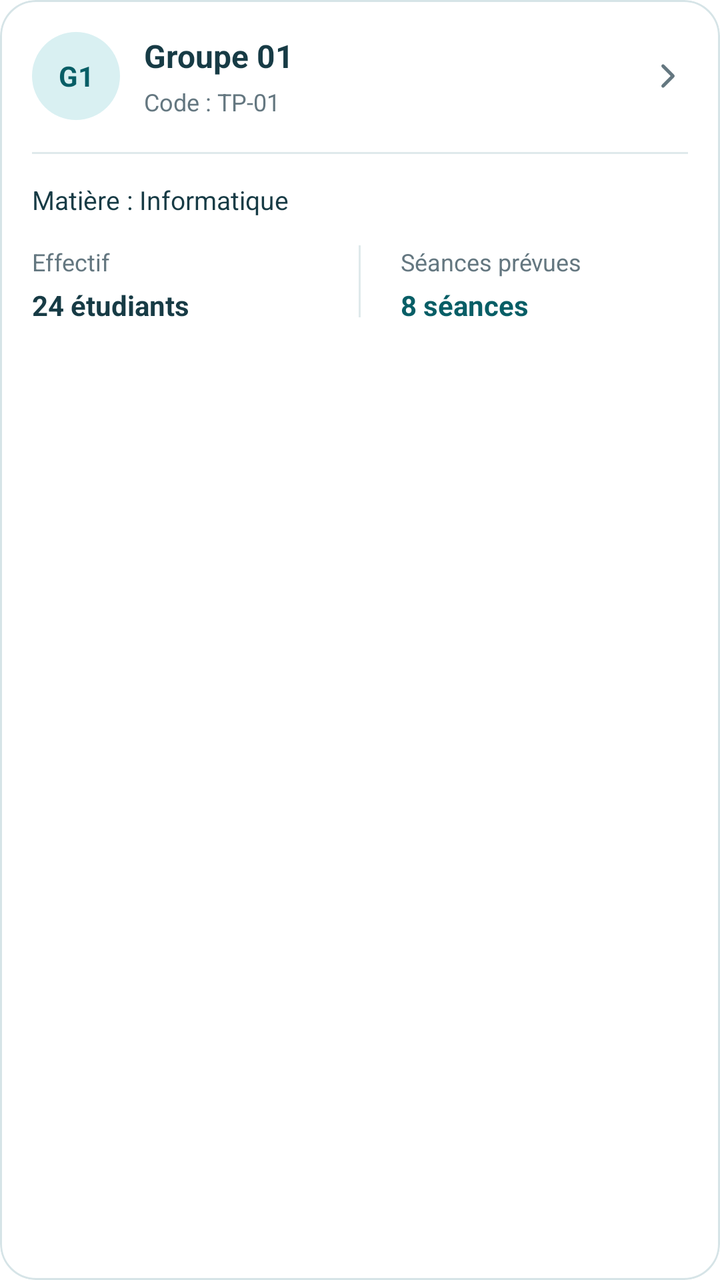
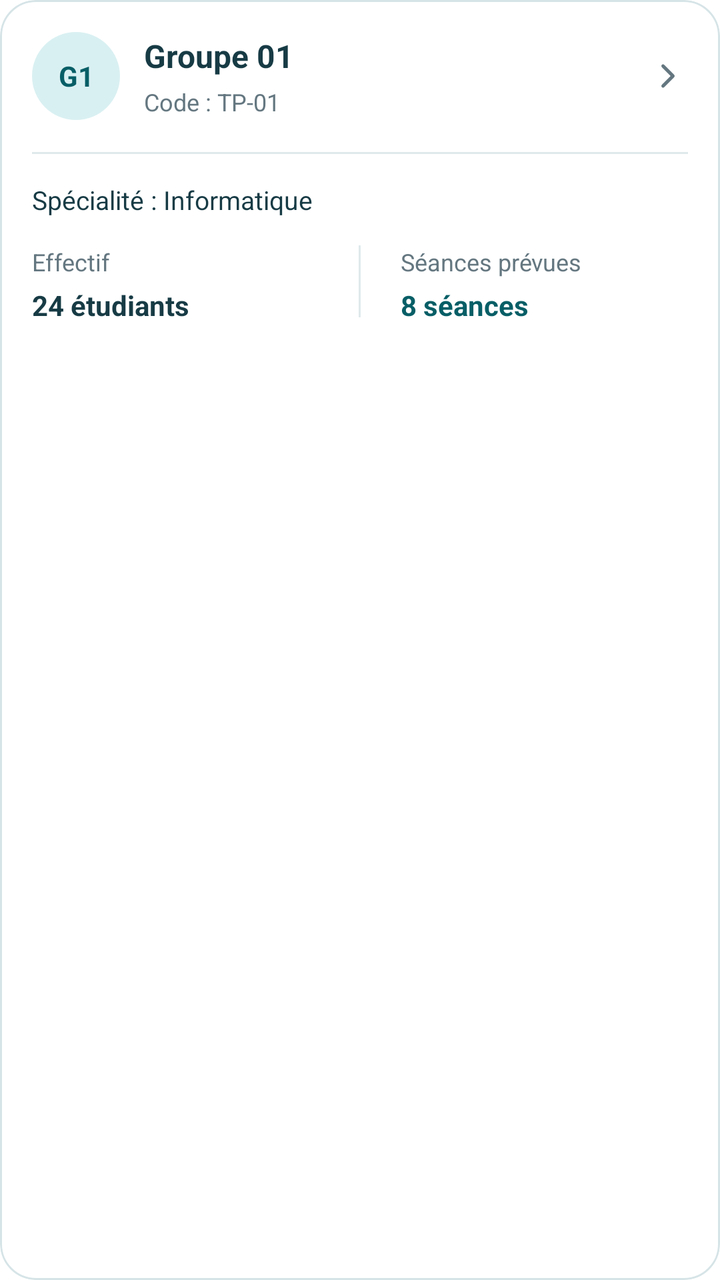

An Android layout rendered at two revisions. The XML below is the earlier revision; the diff shows what the commit changed to produce the second picture.
<!-- AndroidManifest.xml: application theme Theme.Praticum -->
<!-- res/layout/item_group.xml -->
<com.google.android.material.card.MaterialCardView xmlns:android="http://schemas.android.com/apk/res/android" xmlns:app="http://schemas.android.com/apk/res-auto" android:id="@+id/cardGroupItem" android:layout_width="match_parent" android:layout_height="wrap_content" android:layout_marginTop="12dp" android:clickable="true" android:focusable="true" android:foreground="?attr/selectableItemBackground" app:cardBackgroundColor="@color/white" app:cardCornerRadius="18dp" app:cardElevation="0dp" app:strokeColor="@color/color_outline" app:strokeWidth="1dp">
    <LinearLayout android:layout_width="match_parent" android:layout_height="wrap_content" android:orientation="vertical" android:padding="16dp">
        <LinearLayout android:layout_width="match_parent" android:layout_height="wrap_content" android:gravity="center_vertical" android:orientation="horizontal">
            <TextView android:id="@+id/tvGroupInitials" android:layout_width="44dp" android:layout_height="44dp" android:background="@drawable/bg_profile_circle" android:gravity="center" android:text="G1" android:textColor="@color/primary_dark" android:textSize="14sp" android:textStyle="bold"/>
            <LinearLayout android:layout_width="0dp" android:layout_height="wrap_content" android:layout_weight="1" android:orientation="vertical" android:paddingStart="12dp" android:paddingEnd="8dp">
                <TextView android:id="@+id/tvGroupName" android:layout_width="match_parent" android:layout_height="wrap_content" android:text="Groupe 01" android:textColor="@color/text_primary" android:textSize="16sp" android:textStyle="bold"/>
                <TextView android:id="@+id/tvGroupCode" android:layout_width="wrap_content" android:layout_height="wrap_content" android:layout_marginTop="4dp" android:text="Code : TP-01" android:textColor="@color/text_secondary" android:textSize="12sp"/>
            </LinearLayout>
            <ImageView android:layout_width="20dp" android:layout_height="20dp" android:contentDescription="Ouvrir le détail" android:src="@drawable/ic_chevron_right" app:tint="@color/text_secondary"/>
        </LinearLayout>
        <View android:layout_width="match_parent" android:layout_height="1dp" android:layout_marginTop="16dp" android:layout_marginBottom="14dp" android:background="@color/color_divider"/>
        <TextView android:id="@+id/tvGroupSubject" android:layout_width="match_parent" android:layout_height="wrap_content" android:text="Matière : Informatique" android:textColor="@color/text_primary" android:textSize="13sp"/>
        <LinearLayout android:layout_width="match_parent" android:layout_height="wrap_content" android:layout_marginTop="14dp" android:orientation="horizontal">
            <LinearLayout android:layout_width="0dp" android:layout_height="wrap_content" android:layout_weight="1" android:orientation="vertical">
                <TextView android:layout_width="wrap_content" android:layout_height="wrap_content" android:text="Effectif" android:textColor="@color/text_secondary" android:textSize="12sp"/>
                <TextView android:id="@+id/tvGroupStudents" android:layout_width="wrap_content" android:layout_height="wrap_content" android:layout_marginTop="4dp" android:text="24 étudiants" android:textColor="@color/text_primary" android:textSize="14sp" android:textStyle="bold"/>
            </LinearLayout>
            <View android:layout_width="1dp" android:layout_height="36dp" android:background="@color/color_divider"/>
            <LinearLayout android:layout_width="0dp" android:layout_height="wrap_content" android:layout_weight="1" android:orientation="vertical" android:paddingStart="20dp">
                <TextView android:layout_width="wrap_content" android:layout_height="wrap_content" android:text="Séances prévues" android:textColor="@color/text_secondary" android:textSize="12sp"/>
                <TextView android:id="@+id/tvGroupSessions" android:layout_width="wrap_content" android:layout_height="wrap_content" android:layout_marginTop="4dp" android:text="8 séances" android:textColor="@color/primary_dark" android:textSize="14sp" android:textStyle="bold"/>
            </LinearLayout>
        </LinearLayout>
    </LinearLayout>
</com.google.android.material.card.MaterialCardView>
<!-- resources referenced by this layout -->
<resources>
  <color name="color_divider">#DFE9EB</color>
  <color name="color_outline">#D6E4E7</color>
  <color name="primary_dark">#075E66</color>
  <color name="text_primary">#173B45</color>
  <color name="text_secondary">#647780</color>
  <color name="white">#FFFFFF</color>
  <!-- drawable bg_profile_circle (drawable) -->
  <?xml version="1.0" encoding="utf-8"?>
  <shape xmlns:android="http://schemas.android.com/apk/res/android"
      android:shape="oval">
      <solid android:color="@color/color_info_container" />
  </shape>
  <!-- drawable ic_chevron_right (drawable) -->
  <vector xmlns:android="http://schemas.android.com/apk/res/android"
      android:width="24dp"
      android:height="24dp"
      android:viewportWidth="24"
      android:viewportHeight="24">
  
      <path
          android:pathData="M9,18l6,-6 -6,-6"
          android:fillColor="@android:color/transparent"
          android:strokeColor="#647780"
          android:strokeWidth="2"
          android:strokeLineCap="round"
          android:strokeLineJoin="round" />
  </vector>
  <style name="Theme.Praticum" parent="Theme.MaterialComponents.DayNight.NoActionBar">
  
          
          <item name="colorPrimary">@color/primary</item>
          <item name="colorPrimaryVariant">@color/primary_dark</item>
          <item name="colorSecondary">@color/secondary</item>
  
  
          
          <item name="android:enforceNavigationBarContrast">false</item>
  
  
          
          
          <item name="android:statusBarColor">@android:color/transparent</item>
          <item name="android:navigationBarColor">@android:color/transparent</item>
          <item name="android:windowLightStatusBar">false</item>
          <item name="android:windowLightNavigationBar">true</item>
  
  
      </style>
  <color name="color_info_container">#D9F0F2</color>
  <color name="primary">#087F8C</color>
  <color name="secondary">#159AA5</color>
</resources>

<!-- the commit's change to res/layout/item_group.xml (unified diff, before → after) -->
@@ -9,7 +9,7 @@
             <ImageView android:layout_width="20dp" android:layout_height="20dp" android:contentDescription="Ouvrir le détail" android:src="@drawable/ic_chevron_right" app:tint="@color/text_secondary"/>
         </LinearLayout>
         <View android:layout_width="match_parent" android:layout_height="1dp" android:layout_marginTop="16dp" android:layout_marginBottom="14dp" android:background="@color/color_divider"/>
-        <TextView android:id="@+id/tvGroupSubject" android:layout_width="match_parent" android:layout_height="wrap_content" android:text="Matière : Informatique" android:textColor="@color/text_primary" android:textSize="13sp"/>
+        <TextView android:id="@+id/tvGroupSubject" android:layout_width="match_parent" android:layout_height="wrap_content" android:text="Spécialité : Informatique" android:textColor="@color/text_primary" android:textSize="13sp"/>
         <LinearLayout android:layout_width="match_parent" android:layout_height="wrap_content" android:layout_marginTop="14dp" android:orientation="horizontal">
             <LinearLayout android:layout_width="0dp" android:layout_height="wrap_content" android:layout_weight="1" android:orientation="vertical">
                 <TextView android:layout_width="wrap_content" android:layout_height="wrap_content" android:text="Effectif" android:textColor="@color/text_secondary" android:textSize="12sp"/>
